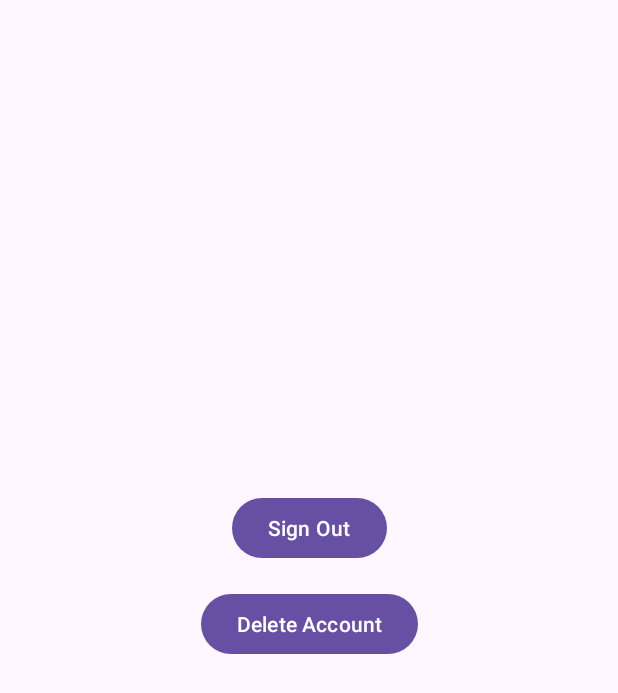
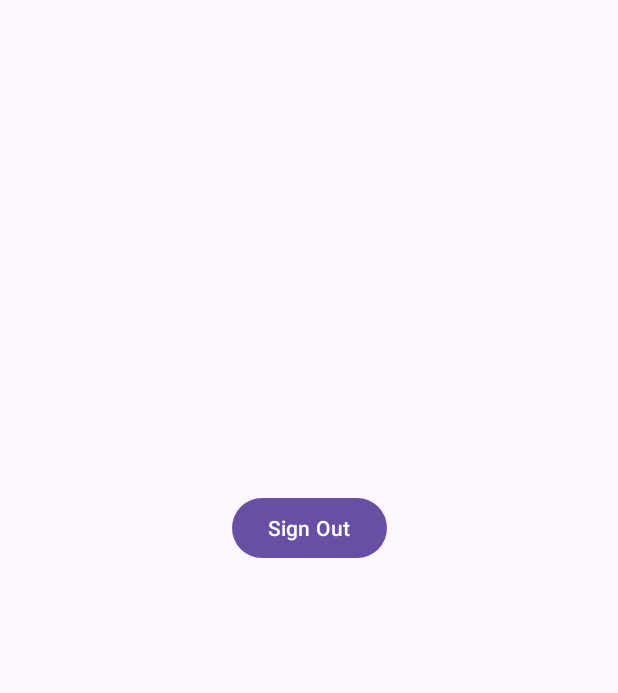
Before and after one commit to CMPUT301F23T15/Kit, an Android app: the screen it shows after launch once a user with an empty profile is signed in (ProfileActivity), after a tap on an icon or button, on a phone screen of 412 x 824 dp. Shown: the top 693 px of the screen. Run offline under Robolectric (Android 15) with nearby library versions, the phone set to English and light mode, and no system bars; our stand-ins replace Firebase (no records; nobody signed in at launch, a user with empty details on screens opened directly); libraries missing offline, so code that uses them is left out: io.grpc.android; 15 statements that could not run were skipped.

Commit message:
Update Profile activity

```diff
--- a/app/src/main/java/com/example/kit/ProfileActivity.java
+++ b/app/src/main/java/com/example/kit/ProfileActivity.java
@@ -50,7 +50,8 @@ public class ProfileActivity extends AppCompatActivity {
             binding.email.setVisibility(View.GONE);
             binding.password.setVisibility(View.GONE);
             binding.signInButton.setText(R.string.signOut);
-
+            binding.signOutButton.setText(R.string.deleteAccount);
+            binding.signOutButton.setVisibility(View.GONE);
 
         } else {
             binding.signInButton.setText(R.string.submit_button);
```
